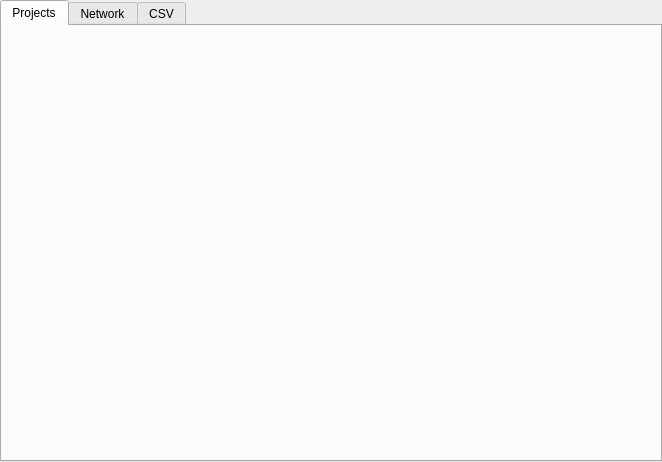
shenyu0403/BatchBuildLightUE4, file BatchLightUE4/Views/WindowsSetupView.ui: the form before one commit.
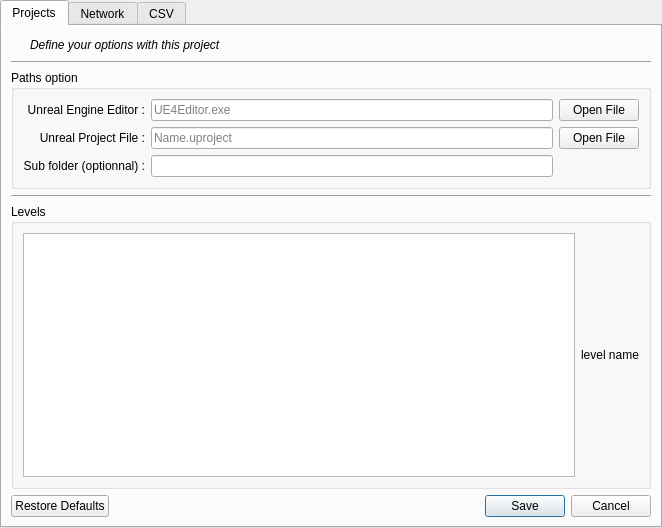
The form after the commit. Icons and pictures are not drawn.

Commit message: Update tab windows, regroup paths and levels ; broke the project

The edit to the form file:
```diff
--- a/BatchLightUE4/Views/WindowsSetupView.ui
+++ b/BatchLightUE4/Views/WindowsSetupView.ui
@@ -7,7 +7,7 @@
     <x>0</x>
     <y>0</y>
     <width>662</width>
-    <height>462</height>
+    <height>528</height>
    </rect>
   </property>
   <property name="maximumSize">
@@ -30,6 +30,185 @@
    <attribute name="title">
     <string>Projects</string>
    </attribute>
+   <layout class="QGridLayout" name="gridLayout_3">
+    <item row="0" column="0">
+     <layout class="QHBoxLayout" name="horizontalLayout_4">
+      <item>
+       <widget class="QLabel" name="label_info_network_2">
+        <property name="font">
+         <font>
+          <italic>true</italic>
+         </font>
+        </property>
+        <property name="text">
+         <string/>
+        </property>
+        <property name="textFormat">
+         <enum>Qt::AutoText</enum>
+        </property>
+        <property name="pixmap">
+         <pixmap>../Resources/info.png</pixmap>
+        </property>
+        <property name="scaledContents">
+         <bool>false</bool>
+        </property>
+        <property name="wordWrap">
+         <bool>false</bool>
+        </property>
+       </widget>
+      </item>
+      <item>
+       <widget class="QLabel" name="label_15">
+        <property name="font">
+         <font>
+          <italic>true</italic>
+         </font>
+        </property>
+        <property name="text">
+         <string>Define your options with this project</string>
+        </property>
+        <property name="margin">
+         <number>2</number>
+        </property>
+        <property name="indent">
+         <number>6</number>
+        </property>
+       </widget>
+      </item>
+      <item>
+       <spacer name="horizontalSpacer_5">
+        <property name="orientation">
+         <enum>Qt::Horizontal</enum>
+        </property>
+        <property name="sizeHint" stdset="0">
+         <size>
+          <width>40</width>
+          <height>20</height>
+         </size>
+        </property>
+       </spacer>
+      </item>
+     </layout>
+    </item>
+    <item row="1" column="0">
+     <widget class="Line" name="line_header">
+      <property name="orientation">
+       <enum>Qt::Horizontal</enum>
+      </property>
+     </widget>
+    </item>
+    <item row="2" column="0">
+     <widget class="QGroupBox" name="groupBox">
+      <property name="title">
+       <string>Paths option</string>
+      </property>
+      <layout class="QGridLayout" name="gridLayout_2">
+       <item row="0" column="0">
+        <widget class="QLabel" name="label">
+         <property name="text">
+          <string>Unreal Engine Editor :</string>
+         </property>
+         <property name="alignment">
+          <set>Qt::AlignRight|Qt::AlignTrailing|Qt::AlignVCenter</set>
+         </property>
+        </widget>
+       </item>
+       <item row="0" column="1">
+        <widget class="QLineEdit" name="lineEdit_3">
+         <property name="placeholderText">
+          <string>UE4Editor.exe</string>
+         </property>
+        </widget>
+       </item>
+       <item row="0" column="2">
+        <widget class="QPushButton" name="pushButton">
+         <property name="text">
+          <string>Open File</string>
+         </property>
+        </widget>
+       </item>
+       <item row="1" column="0">
+        <widget class="QLabel" name="label_2">
+         <property name="text">
+          <string>Unreal Project File :</string>
+         </property>
+         <property name="alignment">
+          <set>Qt::AlignRight|Qt::AlignTrailing|Qt::AlignVCenter</set>
+         </property>
+        </widget>
+       </item>
+       <item row="1" column="1">
+        <widget class="QLineEdit" name="lineEdit_4">
+         <property name="placeholderText">
+          <string>Name.uproject</string>
+         </property>
+        </widget>
+       </item>
+       <item row="1" column="2">
+        <widget class="QPushButton" name="pushButton_2">
+         <property name="text">
+          <string>Open File</string>
+         </property>
+        </widget>
+       </item>
+       <item row="2" column="0">
+        <widget class="QLabel" name="label_5">
+         <property name="text">
+          <string>Sub folder (optionnal) :</string>
+         </property>
+         <property name="alignment">
+          <set>Qt::AlignRight|Qt::AlignTrailing|Qt::AlignVCenter</set>
+         </property>
+        </widget>
+       </item>
+       <item row="2" column="1">
+        <widget class="QLineEdit" name="lineEdit_5"/>
+       </item>
+      </layout>
+     </widget>
+    </item>
+    <item row="3" column="0">
+     <widget class="Line" name="line">
+      <property name="orientation">
+       <enum>Qt::Horizontal</enum>
+      </property>
+     </widget>
+    </item>
+    <item row="4" column="0">
+     <widget class="QGroupBox" name="groupBox_2">
+      <property name="title">
+       <string>Levels</string>
+      </property>
+      <layout class="QHBoxLayout" name="horizontalLayout_6">
+       <item>
+        <layout class="QHBoxLayout" name="horizontalLayout">
+         <item>
+          <widget class="QTreeView" name="treeView"/>
+         </item>
+        </layout>
+       </item>
+       <item>
+        <layout class="QHBoxLayout" name="horizontalLayout_5">
+         <item>
+          <widget class="QLabel" name="label_6">
+           <property name="text">
+            <string>level name</string>
+           </property>
+          </widget>
+         </item>
+        </layout>
+       </item>
+      </layout>
+     </widget>
+    </item>
+    <item row="5" column="0">
+     <widget class="QDialogButtonBox" name="buttonBox">
+      <property name="standardButtons">
+       <set>QDialogButtonBox::Cancel|QDialogButtonBox::RestoreDefaults|QDialogButtonBox::Save</set>
+      </property>
+     </widget>
+    </item>
+   </layout>
   </widget>
   <widget class="QWidget" name="Network">
    <attribute name="title">
```
The commit also changes 1 other file.
